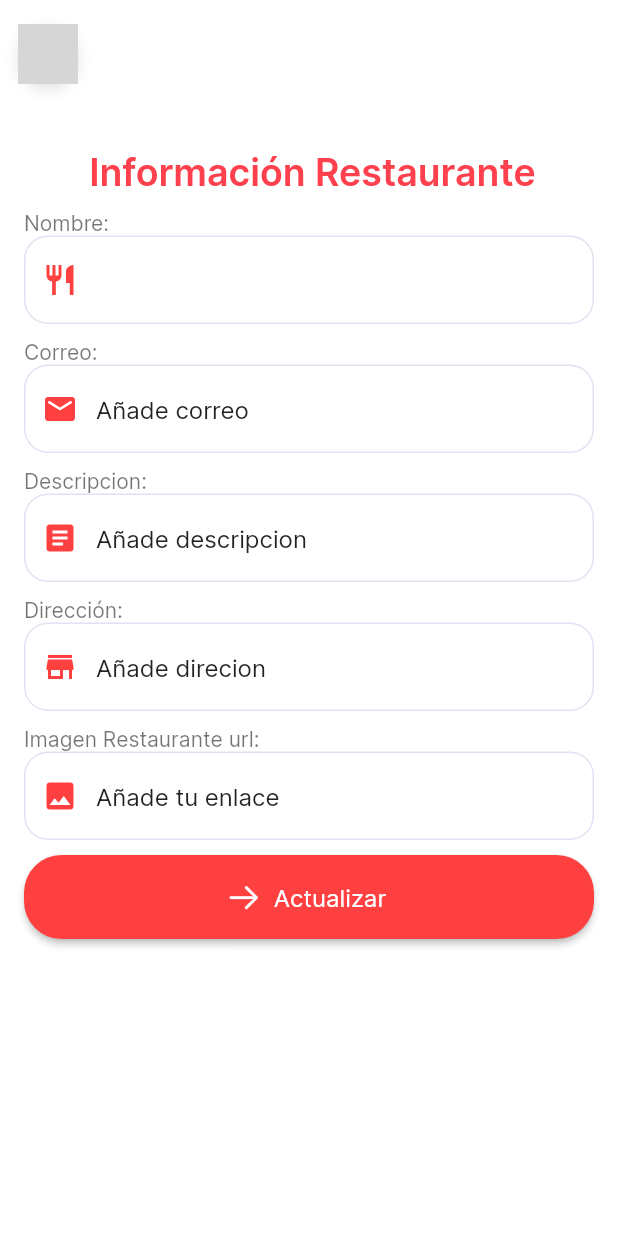
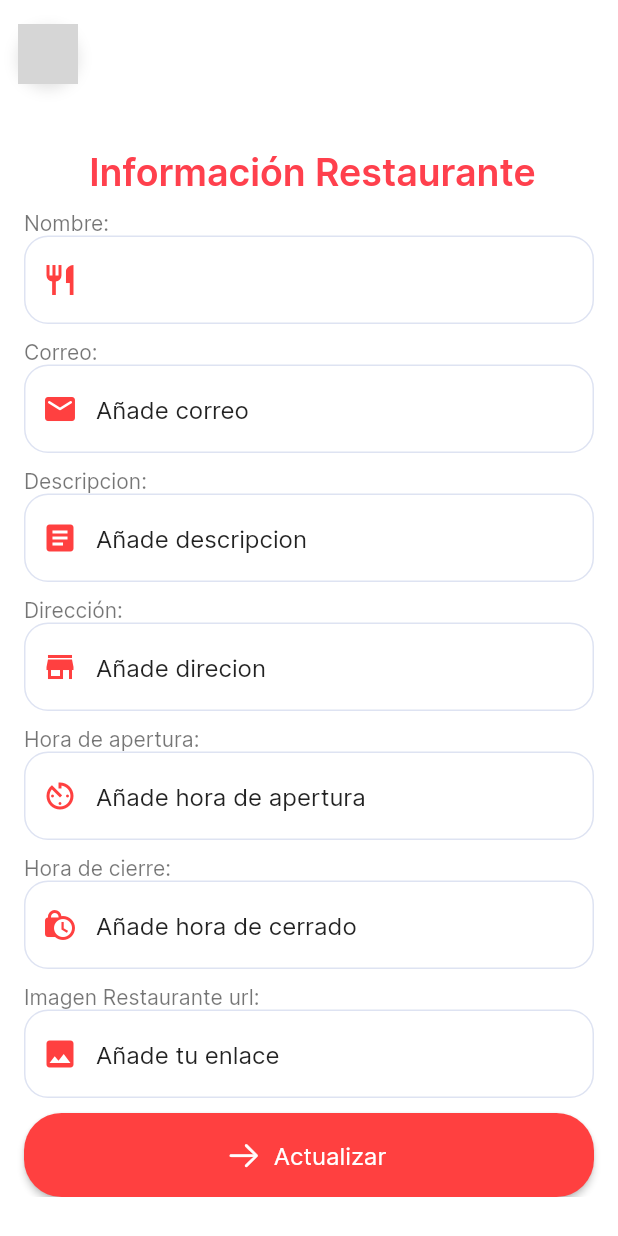
Before and after one commit to inaDAGod/Hungry_Students, a Flutter app: the ActualizarInfoRestaurante screen opened directly, on a phone screen of 412 x 824 dp. Run offline on Flutter 3.47's test engine with Material 2 defaults, Android fonts, the phone set to English and light mode, and no system bars; drawn by our look-alikes of rive; our stand-ins replace cached_network_image, firebase_auth, firebase_core, firebase_database, flutter_svg, google_sign_in; accounts and stored records are empty; grey boxes are pictures that could not be loaded.

Commit message:
horarios del restaurante en info

```diff
--- a/lib/screens/Admin/home/home_page.dart
+++ b/lib/screens/Admin/home/home_page.dart
@@ -31,6 +31,8 @@ class _HomePageState extends State<HomePage> {
   late String direccion = "";
   late String urlimagen = "";
   late String correo = "";
+  late String hop = "";
+  late String hcl = "";
 
   @override
   void initState() {
@@ -49,6 +51,8 @@ class _HomePageState extends State<HomePage> {
         direccion = snapshot.child('direccion').value.toString();
         urlimagen = snapshot.child('imageUrl').value.toString();
         correo = snapshot.child('correo').value.toString();
+        hop = snapshot.child('hopen').value.toString();
+        hcl = snapshot.child('hclose').value.toString();
       });
     } else {
       setState(() {
@@ -56,12 +60,20 @@ class _HomePageState extends State<HomePage> {
         direccion = "Añade direcion";
         urlimagen = "Añade tu enlace";
         correo = "Añade correo";
+        hop = "Añade hora de apertura";
+        hcl = "Añade hora de cerrado";
       });
     }
   }
 
-  void actualizarDatos(String nameController, String direcController,
-      String descController, String urlController, String correoController) {
+  void actualizarDatos(
+      String nameController,
+      String direcController,
+      String descController,
+      String urlController,
+      String correoController,
+      String hopController,
+      String hclController) {
     // Obtén una referencia a la entidad que deseas actualizar
     final user = FirebaseAuth.instance.currentUser!;
     DatabaseReference ref =
@@ -74,6 +86,8 @@ class _HomePageState extends State<HomePage> {
       'direccion': direcController,
       'imageUrl': urlController,
       'correo': correoController,
+      'hopen': hopController,
+      'hclose': hclController,
     };
 
     // Actualiza solo los atributos especificados en el mapa
@@ -98,8 +112,11 @@ class _HomePageState extends State<HomePage> {
         TextEditingController(text: urlimagen);
     TextEditingController correoController =
         TextEditingController(text: correo);
+    TextEditingController hopController = TextEditingController(text: hop);
+    TextEditingController hclController = TextEditingController(text: hcl);
 
-    return Padding(
+    return SingleChildScrollView(
+      child: Padding(
         padding: const EdgeInsets.symmetric(horizontal: 16.0),
         child: Column(
           crossAxisAlignment: CrossAxisAlignment.start,
@@ -217,6 +234,56 @@ class _HomePageState extends State<HomePage> {
             ),
             const SizedBox(height: 10),
             const Text(
+              "Hora de apertura:",
+              style: TextStyle(
+                color: Colors.black54,
+              ),
+            ),
+            TextFormField(
+              controller: hopController,
+              validator: (value) {
+                if (value!.isEmpty) {
+                  return "";
+                }
+                return null;
+              },
+              decoration: const InputDecoration(
+                prefixIcon: Padding(
+                  padding: EdgeInsets.symmetric(horizontal: 8),
+                  child: Icon(
+                    Icons.av_timer_sharp,
+                    color: Color.fromRGBO(255, 64, 64, 1),
+                  ),
+                ),
+              ),
+            ),
+            const SizedBox(height: 10),
+            const Text(
+              "Hora de cierre:",
+              style: TextStyle(
+                color: Colors.black54,
+              ),
+            ),
+            TextFormField(
+              controller: hclController,
+              validator: (value) {
+                if (value!.isEmpty) {
+                  return "";
+                }
+                return null;
+              },
+              decoration: const InputDecoration(
+                prefixIcon: Padding(
+                  padding: EdgeInsets.symmetric(horizontal: 8),
+                  child: Icon(
+                    Icons.lock_clock,
+                    color: Color.fromRGBO(255, 64, 64, 1),
+                  ),
+                ),
+              ),
+            ),
+            const SizedBox(height: 10),
+            const Text(
               "Imagen Restaurante url:",
               style: TextStyle(
                 color: Colors.black54,
@@ -248,7 +315,9 @@ class _HomePageState extends State<HomePage> {
                     direcController.text,
                     descController.text,
                     urlController.text,
-                  correoController.text);
+                    correoController.text,
+                    hopController.text,
+                    hclController.text);
 
                 showDialog(
                   context: context,
@@ -291,6 +360,7 @@ class _HomePageState extends State<HomePage> {
             ),
           ],
         ),
+      ),
     );
   }
 }
```
Lines whose indentation alone changed are shown as unchanged.
